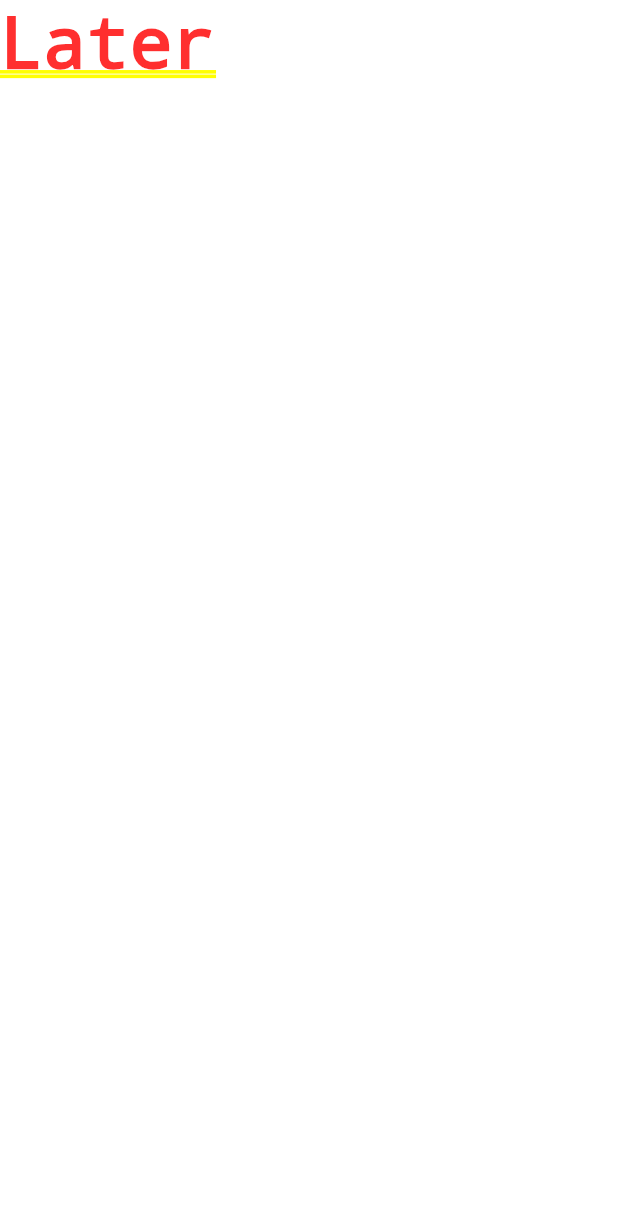
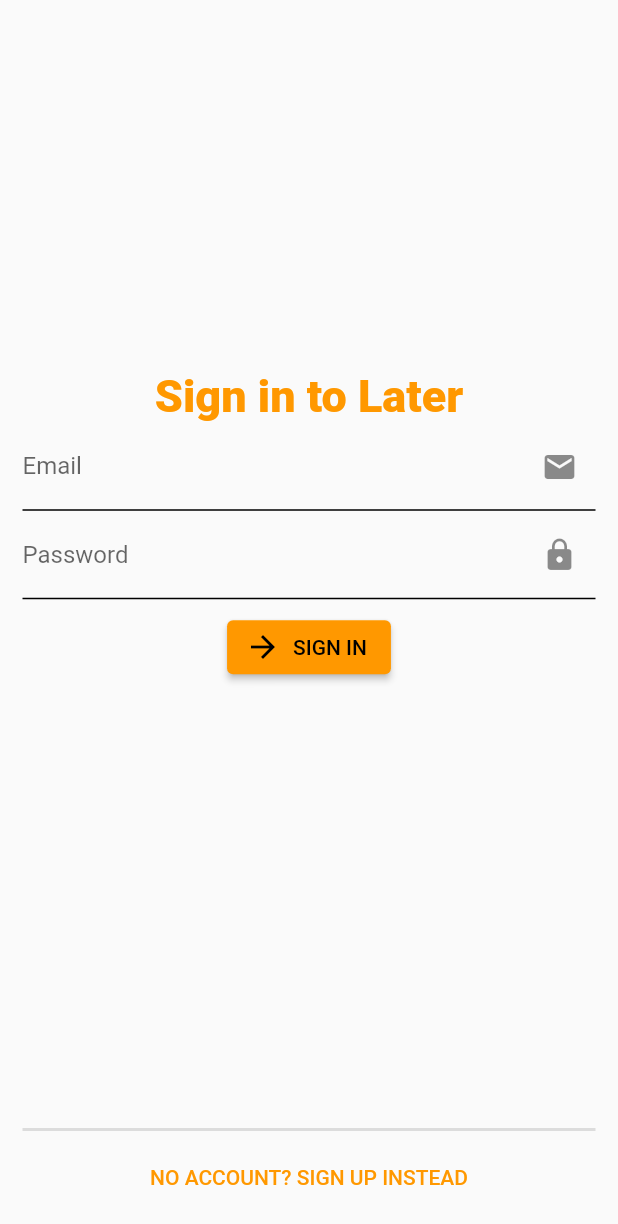
Before and after one commit to PeterTheSalmon/later_flutter, a Flutter app: the screen it shows after launch, on a phone screen of 412 x 824 dp. Shown: the top 1224 px of the screen. Run offline on Flutter 3.47's test engine with Material 2 defaults, Android fonts, the phone set to English and light mode, and no system bars; our stand-ins replace cloud_firestore, firebase_auth, firebase_core; accounts and stored records are empty.

```diff
--- a/lib/main.dart
+++ b/lib/main.dart
@@ -1,6 +1,10 @@
+import 'package:firebase_auth/firebase_auth.dart';
 import 'package:firebase_core/firebase_core.dart';
 import 'package:flutter/material.dart';
 import 'package:later_flutter/firebase_options.dart';
+import 'package:later_flutter/services/authentication_service.dart';
+import 'package:later_flutter/views/authentication_wrapper.dart';
+import 'package:provider/provider.dart';
 
 void main() async {
   WidgetsFlutterBinding.ensureInitialized();
@@ -13,8 +17,20 @@ class LaterApp extends StatelessWidget {
 
   @override
   Widget build(BuildContext context) {
-    return const MaterialApp(
-      home: Text("Later"),
-    );
+    return MultiProvider(providers: [
+      ListenableProvider<AuthenticationService>(
+          create: (_) => AuthenticationService(FirebaseAuth.instance, null)),
+      StreamProvider(
+        create: (context) =>
+            context.read<AuthenticationService>().authStateChanges,
+        initialData: null,
+      ),
+    ], child: MaterialApp(
+      debugShowCheckedModeBanner: false,
+      title: "Later",
+      theme: ThemeData(primarySwatch: Colors.orange),
+      darkTheme: ThemeData(primarySwatch: Colors.orange),
+      home: const AuthenticationWrapper(),
+    ));
   }
 }
--- /dev/null
+++ b/lib/services/authentication_service.dart
@@ -0,0 +1,40 @@
+import 'package:firebase_auth/firebase_auth.dart';
+import 'package:flutter/material.dart';
+
+class AuthenticationService with ChangeNotifier {
+  final FirebaseAuth _firebaseAuth;
+
+  AuthenticationService(this._firebaseAuth, this.errorMessage);
+
+  Stream<User?> get authStateChanges => _firebaseAuth.authStateChanges();
+
+  String? errorMessage;
+
+  Future<void> signOut() async {
+    await _firebaseAuth.signOut();
+  }
+
+  Future<void> signIn(String email, String password) async {
+    try {
+      await _firebaseAuth.signInWithEmailAndPassword(
+          email: email, password: password);
+      errorMessage = null;
+      notifyListeners();
+    } on FirebaseAuthException catch (e) {
+      errorMessage = e.message;
+      notifyListeners();
+    }
+  }
+
+  Future<void> signUp(String email, String password) async {
+    try {
+      await _firebaseAuth.createUserWithEmailAndPassword(
+          email: email, password: password);
+      errorMessage = null;
+      notifyListeners();
+    } on FirebaseAuthException catch (e) {
+      errorMessage = e.message;
+      notifyListeners();
+    }
+  }
+}
--- /dev/null
+++ b/lib/views/authentication_wrapper.dart
@@ -0,0 +1,20 @@
+import 'package:flutter/material.dart';
+import 'package:later_flutter/views/home_page.dart';
+import 'package:later_flutter/views/log_in_page.dart';
+import 'package:provider/provider.dart';
+import 'package:firebase_auth/firebase_auth.dart';
+
+class AuthenticationWrapper extends StatelessWidget {
+  const AuthenticationWrapper({Key? key}) : super(key: key);
+
+  @override
+  Widget build(BuildContext context) {
+    final firebaseUser = context.watch<User?>();
+
+    if (firebaseUser != null) {
+      return const HomePage();
+    } else {
+      return LogInPage();
+    }
+  }
+}
--- /dev/null
+++ b/lib/views/log_in_page.dart
@@ -0,0 +1,79 @@
+import 'package:flutter/cupertino.dart';
+import 'package:later_flutter/services/authentication_service.dart';
+import 'package:flutter/material.dart';
+import 'package:later_flutter/views/sign_up_page.dart';
+import 'package:provider/provider.dart';
+
+class LogInPage extends StatelessWidget {
+  final TextEditingController emailController = TextEditingController();
+  final TextEditingController passwordController = TextEditingController();
+
+  LogInPage({Key? key}) : super(key: key);
+
+  @override
+  Widget build(BuildContext context) {
+    return Scaffold(
+      body: Padding(
+        padding: const EdgeInsets.all(15.0),
+        child: Column(
+          children: [
+            const Spacer(),
+            const Text(
+              "Sign in to Later",
+              style: TextStyle(
+                  color: Colors.orange,
+                  fontSize: 30,
+                  fontWeight: FontWeight.w800),
+            ),
+            TextFormField(
+              decoration: const InputDecoration(
+                  suffixIcon: Icon(Icons.email),
+                  labelText: "Email",
+                  enabledBorder: UnderlineInputBorder()),
+              controller: emailController,
+            ),
+            TextFormField(
+              decoration: const InputDecoration(
+                  suffixIcon: Icon(Icons.lock),
+                  labelText: "Password",
+                  enabledBorder: UnderlineInputBorder()),
+              controller: passwordController,
+              obscureText: true,
+            ),
+            Padding(
+              padding: const EdgeInsets.all(8.0),
+              child: ElevatedButton.icon(
+                onPressed: () {
+                  context.read<AuthenticationService>().signIn(
+                        emailController.text.trim(),
+                        passwordController.text.trim(),
+                      );
+                },
+                icon: const Icon(Icons.arrow_forward),
+                label: const Text("SIGN IN"),
+              ),
+            ),
+            Consumer<AuthenticationService>(
+                builder: (context, authenticationService, child) => SizedBox(
+                    height: 50,
+                    child: Text(authenticationService.errorMessage ?? ""))),
+            const Spacer(),
+            const Divider(
+              thickness: 2.0,
+            ),
+            TextButton(
+              onPressed: () {
+                Navigator.push(context,
+                    CupertinoPageRoute(builder: (context) => SignUpPage()));
+              },
+              child: const Text(
+                "NO ACCOUNT? SIGN UP INSTEAD",
+                style: TextStyle(),
+              ),
+            )
+          ],
+        ),
+      ),
+    );
+  }
+}
```
Also changed, not shown: lib/views/folder_list.dart (added, +29 -0 lines), lib/views/home_page.dart (added, +24 -0 lines), lib/views/sign_up_page.dart (added, +119 -0 lines).
